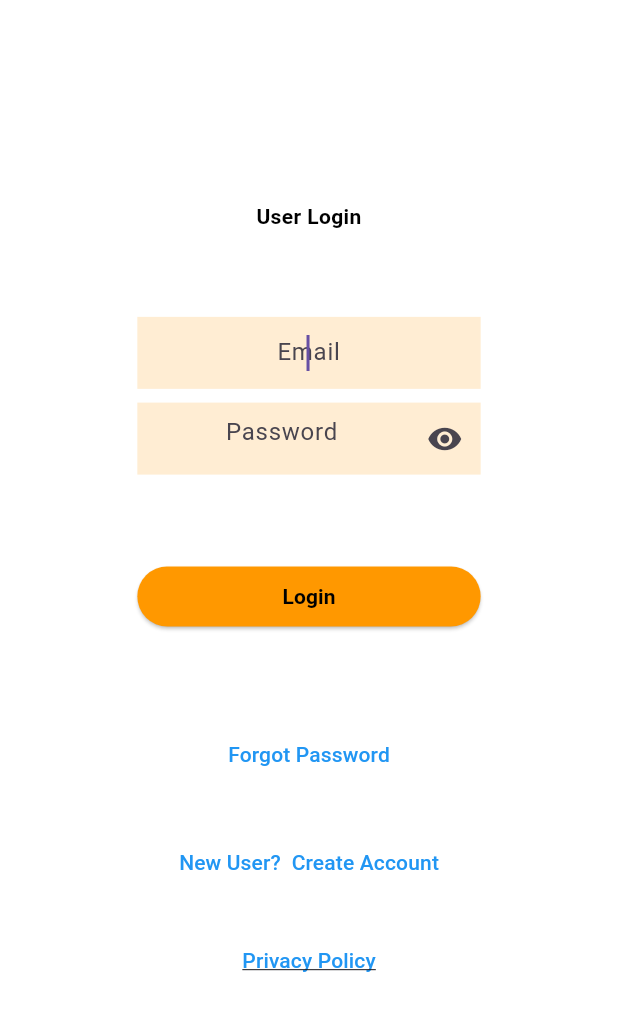
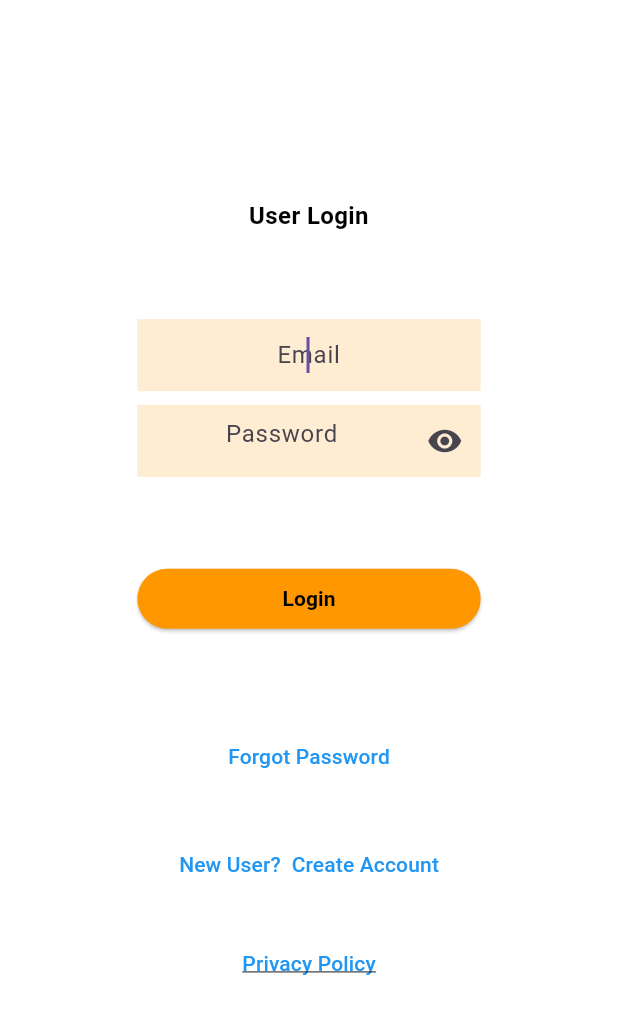
Before and after one commit to nathan-kane/deal_diligence, a Flutter app: the screen it shows after launch, after a tap on the "logout" icon, on a phone screen of 412 x 824 dp, the part 61-1095 px from its top. Run offline on Flutter 3.47's test engine with Material 3 defaults, Android fonts, the light colour scheme and no system bars; our stand-ins replace cloud_firestore, dartz, equatable, firebase_auth, firebase_core, flutter_credit_card and 13 more; missing offline and left inert: add_2_calendar, flutter_stripe, googleapis; accounts and stored records are empty; network calls fail.

Commit message:
Fixed the page title font sizes with tileText

```diff
--- a/lib/screens/list_of_trxns.dart
+++ b/lib/screens/list_of_trxns.dart
@@ -131,8 +131,7 @@ class _CompanyDashboardScreenState
                                         ),
                                       ],
                                     ),
-                                    subtitle: Flexible(
-                                      child: Text.rich(
+                                    subtitle: Text.rich(
                                       TextSpan(
                                         style: const TextStyle(
                                             fontWeight: FontWeight.bold),
@@ -151,7 +150,6 @@ class _CompanyDashboardScreenState
                                                 color: Colors.black),
                                           )
                                         ],
-                                        ),
                                       ),
                                     ),
                                     trailing: Text(
--- a/lib/screens/login_screen.dart
+++ b/lib/screens/login_screen.dart
@@ -106,10 +106,18 @@ class _LoginScreenState extends ConsumerState<LoginScreen> {
 
 /* =========================================================== */
 
+  double tileText = 14.sp;
+
   @override
   void initState() {
     super.initState();
     passwordVisible = true;
+
+    if (kIsWeb == true) {
+      tileText = 18.sp;
+    } else {
+      tileText = 14.sp;
+    }
   }
 
   late String email;
@@ -256,12 +264,12 @@ class _LoginScreenState extends ConsumerState<LoginScreen> {
                 mainAxisAlignment: MainAxisAlignment.center,
                 crossAxisAlignment: CrossAxisAlignment.stretch,
                 children: <Widget>[
-                  const Text(
+                  Text(
                     'User Login',
                     style: TextStyle(
                       color: Colors.black,
                       fontWeight: FontWeight.bold,
-                      //fontSize: 24.sp,
+                      fontSize: tileText,
                     ),
                     textAlign: TextAlign.center,
                   ),
```
Lines whose indentation alone changed are shown as unchanged.
